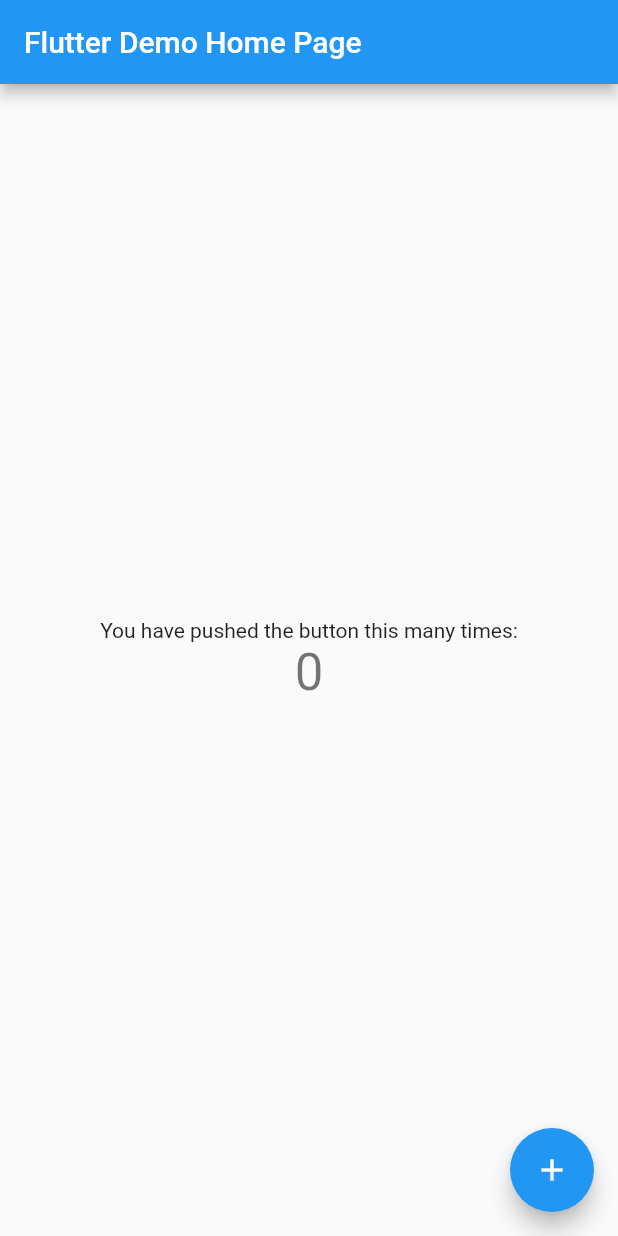
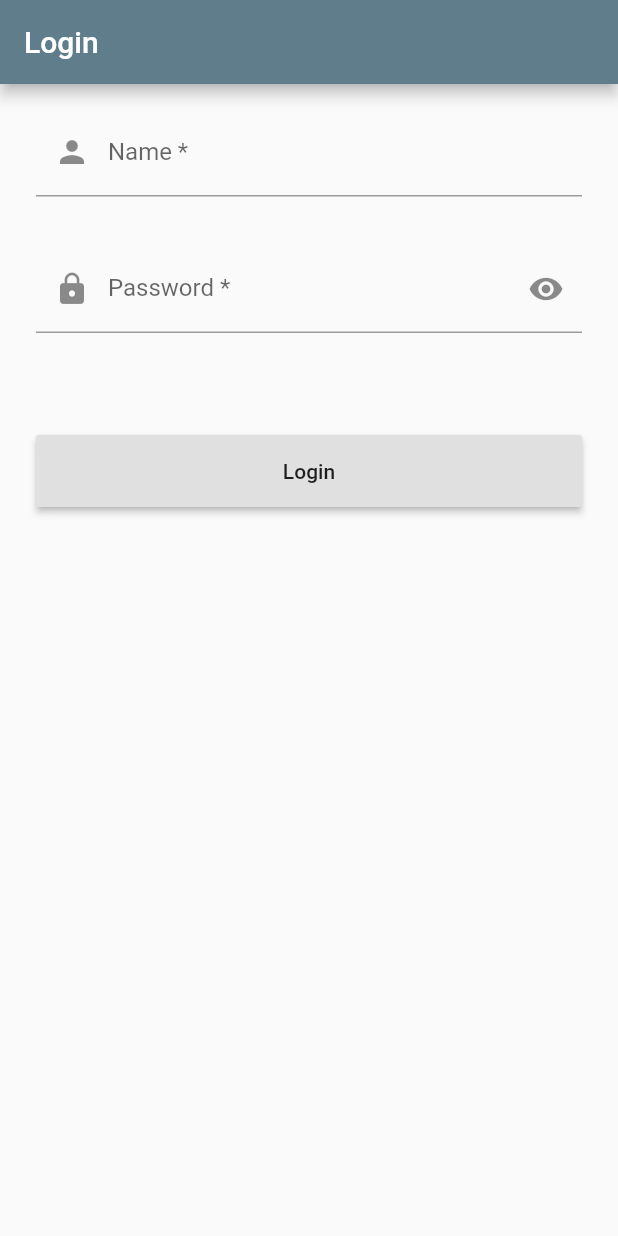
Before and after one commit to BbsonLin/gitme_reborn, a Flutter app: the screen it shows after launch, on a phone screen of 412 x 824 dp. Run offline on Flutter 3.47's test engine with Material 2 defaults, Android fonts, the light colour scheme and no system bars.

Commit message:
feat: Day3 - 進入點與登入畫面

```diff
--- a/lib/main.dart
+++ b/lib/main.dart
@@ -1,111 +1,17 @@
-import 'package:flutter/material.dart';
+import "package:flutter/material.dart";
+import "package:gitme_reborn/pages/login.dart";
 
-void main() => runApp(MyApp());
+void main() => runApp(GitmeRebornApp());
 
-class MyApp extends StatelessWidget {
-  // This widget is the root of your application.
+class GitmeRebornApp extends StatelessWidget {
   @override
   Widget build(BuildContext context) {
     return MaterialApp(
-      title: 'Flutter Demo',
+      title: "Gitme Reborn",
       theme: ThemeData(
-        // This is the theme of your application.
-        //
-        // Try running your application with "flutter run". You'll see the
-        // application has a blue toolbar. Then, without quitting the app, try
-        // changing the primarySwatch below to Colors.green and then invoke
-        // "hot reload" (press "r" in the console where you ran "flutter run",
-        // or simply save your changes to "hot reload" in a Flutter IDE).
-        // Notice that the counter didn't reset back to zero; the application
-        // is not restarted.
-        primarySwatch: Colors.blue,
+        primarySwatch: Colors.blueGrey,
       ),
-      home: MyHomePage(title: 'Flutter Demo Home Page'),
+      home: LoginPage(),
     );
   }
 }
-
-class MyHomePage extends StatefulWidget {
-  MyHomePage({Key key, this.title}) : super(key: key);
-
-  // This widget is the home page of your application. It is stateful, meaning
-  // that it has a State object (defined below) that contains fields that affect
-  // how it looks.
-
-  // This class is the configuration for the state. It holds the values (in this
-  // case the title) provided by the parent (in this case the App widget) and
-  // used by the build method of the State. Fields in a Widget subclass are
-  // always marked "final".
-
-  final String title;
-
-  @override
-  _MyHomePageState createState() => _MyHomePageState();
-}
-
-class _MyHomePageState extends State<MyHomePage> {
-  int _counter = 0;
-
-  void _incrementCounter() {
-    setState(() {
-      // This call to setState tells the Flutter framework that something has
-      // changed in this State, which causes it to rerun the build method below
-      // so that the display can reflect the updated values. If we changed
-      // _counter without calling setState(), then the build method would not be
-      // called again, and so nothing would appear to happen.
-      _counter++;
-    });
-  }
-
-  @override
-  Widget build(BuildContext context) {
-    // This method is rerun every time setState is called, for instance as done
-    // by the _incrementCounter method above.
-    //
-    // The Flutter framework has been optimized to make rerunning build methods
-    // fast, so that you can just rebuild anything that needs updating rather
-    // than having to individually change instances of widgets.
-    return Scaffold(
-      appBar: AppBar(
-        // Here we take the value from the MyHomePage object that was created by
-        // the App.build method, and use it to set our appbar title.
-        title: Text(widget.title),
-      ),
-      body: Center(
-        // Center is a layout widget. It takes a single child and positions it
-        // in the middle of the parent.
-        child: Column(
-          // Column is also layout widget. It takes a list of children and
-          // arranges them vertically. By default, it sizes itself to fit its
-          // children horizontally, and tries to be as tall as its parent.
-          //
-          // Invoke "debug painting" (press "p" in the console, choose the
-          // "Toggle Debug Paint" action from the Flutter Inspector in Android
-          // Studio, or the "Toggle Debug Paint" command in Visual Studio Code)
-          // to see the wireframe for each widget.
-          //
-          // Column has various properties to control how it sizes itself and
-          // how it positions its children. Here we use mainAxisAlignment to
-          // center the children vertically; the main axis here is the vertical
-          // axis because Columns are vertical (the cross axis would be
-          // horizontal).
-          mainAxisAlignment: MainAxisAlignment.center,
-          children: <Widget>[
-            Text(
-              'You have pushed the button this many times:',
-            ),
-            Text(
-              '$_counter',
-              style: Theme.of(context).textTheme.display1,
-            ),
-          ],
-        ),
-      ),
-      floatingActionButton: FloatingActionButton(
-        onPressed: _incrementCounter,
-        tooltip: 'Increment',
-        child: Icon(Icons.add),
-      ), // This trailing comma makes auto-formatting nicer for build methods.
-    );
-  }
-}
--- /dev/null
+++ b/lib/pages/login.dart
@@ -0,0 +1,50 @@
+import 'package:flutter/material.dart';
+
+class LoginPage extends StatelessWidget {
+  @override
+  Widget build(BuildContext context) {
+    return Scaffold(
+      appBar: AppBar(
+        title: Text("Login"),
+      ),
+      body: SingleChildScrollView(
+        child: Column(
+          children: <Widget>[
+            Container(
+              padding: EdgeInsets.symmetric(horizontal: 24.0, vertical: 16.0),
+              child: TextFormField(
+                decoration: const InputDecoration(
+                  prefixIcon: Icon(Icons.person),
+                  labelText: "Name *",
+                  hintText: "Your Github account username",
+                ),
+              ),
+            ),
+            Container(
+              padding: EdgeInsets.symmetric(horizontal: 24.0, vertical: 16.0),
+              child: TextFormField(
+                decoration: const InputDecoration(
+                  prefixIcon: Icon(Icons.lock),
+                  suffixIcon: Icon(Icons.remove_red_eye),
+                  labelText: "Password *",
+                  hintText: "Your Github account password or ...",
+                ),
+              ),
+            ),
+            SizedBox(
+              height: 52.0,
+            ),
+            SizedBox(
+              width: MediaQuery.of(context).size.width - 48.0,
+              height: 48.0,
+              child: RaisedButton(
+                child: Text("Login"),
+                onPressed: () {},
+              ),
+            ),
+          ],
+        ),
+      ),
+    );
+  }
+}
```
